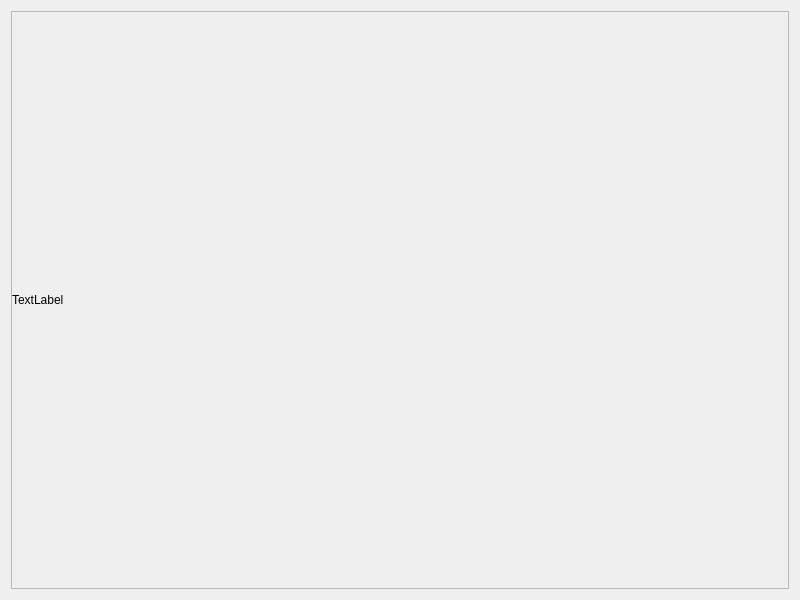
Old version of the form ui/licenses.ui in the repository TSA-SoftwareDevTeam-2138052-2026/TSA2026.
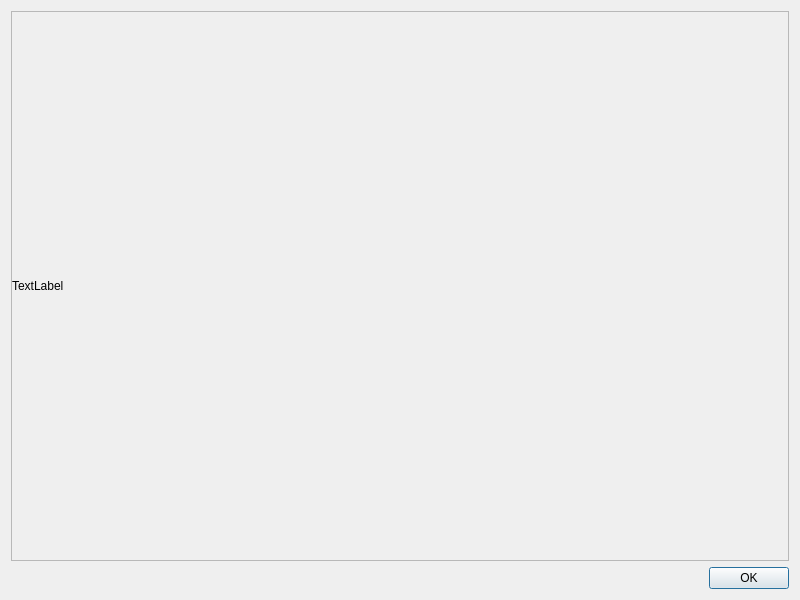
New version of the form.

Commit message: Add help guide and move around buttons, also add ok to text read

What changed in the file:
```diff
--- a/ui/licenses.ui
+++ b/ui/licenses.ui
@@ -33,7 +33,7 @@
           <x>0</x>
           <y>0</y>
           <width>776</width>
-          <height>576</height>
+          <height>544</height>
          </rect>
         </property>
         <layout class="QVBoxLayout" name="verticalLayout_3">
@@ -68,6 +68,13 @@
      </item>
     </layout>
    </item>
+   <item>
+    <widget class="QDialogButtonBox" name="buttonBox">
+     <property name="standardButtons">
+      <set>QDialogButtonBox::StandardButton::Ok</set>
+     </property>
+    </widget>
+   </item>
   </layout>
  </widget>
  <resources/>
```
The commit also changes 8 other files.
